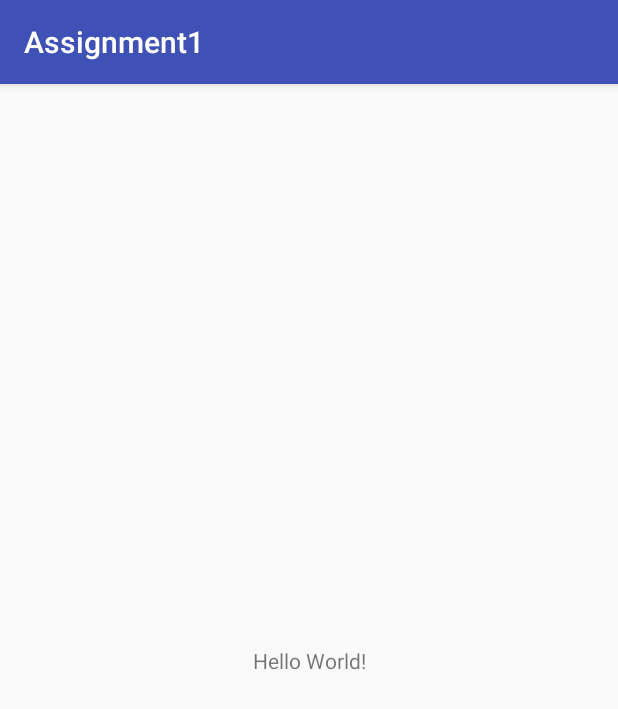
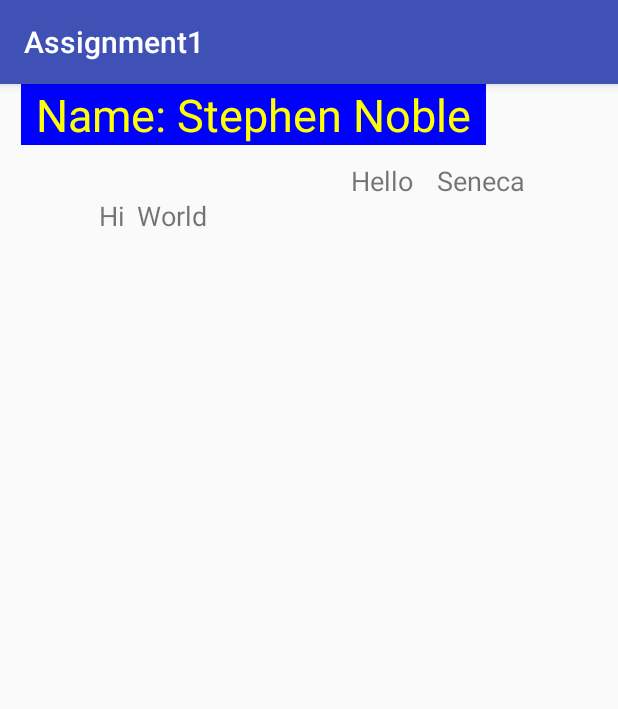
Before and after one commit to hsnoble/AndroidDev, an Android app: the screen it shows after launch (MainActivity_Home), on a phone screen of 412 x 824 dp. Shown: the top 709 px of the screen. Run offline under Robolectric (Android 15) with nearby library versions, the phone set to English and light mode, and no system bars.

Commit message:
Headers and name field added

```diff
--- a/Assignment1/app/src/main/res/layout/activity_main__home.xml
+++ b/Assignment1/app/src/main/res/layout/activity_main__home.xml
@@ -4,15 +4,83 @@
     xmlns:tools="http://schemas.android.com/tools"
     android:layout_width="match_parent"
     android:layout_height="match_parent"
+    android:paddingHorizontal="10dp"
     tools:context="com.example.hsnoble.assignment1.MainActivity_Home">
 
     <TextView
         android:layout_width="wrap_content"
         android:layout_height="wrap_content"
-        android:text="Hello World!"
+        android:layout_marginStart="4dp"
+        android:background="#0000ff"
+        android:paddingHorizontal="10dp"
+        android:text="Name: Stephen Noble"
+        android:textColor="#ffff00"
+        android:textSize="30sp"
         app:layout_constraintBottom_toBottomOf="parent"
+        app:layout_constraintHorizontal_bias="0.0"
         app:layout_constraintLeft_toLeftOf="parent"
         app:layout_constraintRight_toRightOf="parent"
-        app:layout_constraintTop_toTopOf="parent" />
+        app:layout_constraintStart_toStartOf="parent"
+        app:layout_constraintTop_toTopOf="parent"
+        app:layout_constraintVertical_bias="0.0" />
+
+    <TextView
+        android:id="@+id/Hi"
+        android:layout_width="wrap_content"
+        android:layout_height="wrap_content"
+        android:layout_marginBottom="8dp"
+        android:layout_marginStart="56dp"
+        android:layout_marginTop="8dp"
+        android:text="Hi"
+        android:textSize="18sp"
+        app:layout_constraintBottom_toBottomOf="parent"
+        app:layout_constraintStart_toStartOf="parent"
+        app:layout_constraintTop_toTopOf="parent"
+        app:layout_constraintVertical_bias="0.093" />
+
+    <TextView
+        android:id="@+id/World"
+        android:layout_width="wrap_content"
+        android:layout_height="wrap_content"
+        android:layout_marginBottom="8dp"
+        android:layout_marginStart="8dp"
+        android:layout_marginTop="8dp"
+        android:text="World"
+        android:textSize="18sp"
+        app:layout_constraintBottom_toBottomOf="parent"
+        app:layout_constraintStart_toEndOf="@+id/Hi"
+        app:layout_constraintTop_toTopOf="parent"
+        app:layout_constraintVertical_bias="0.093" />
+
+    <TextView
+        android:id="@+id/Hello"
+        android:layout_width="wrap_content"
+        android:layout_height="wrap_content"
+        android:layout_marginBottom="8dp"
+        android:layout_marginStart="96dp"
+        android:layout_marginTop="52dp"
+        android:text="Hello"
+        android:textSize="18sp"
+        app:layout_constraintBottom_toBottomOf="parent"
+        app:layout_constraintStart_toEndOf="@+id/World"
+        app:layout_constraintTop_toTopOf="parent"
+        app:layout_constraintVertical_bias="0.0" />
+
+    <TextView
+        android:id="@+id/Seneca"
+        android:layout_width="wrap_content"
+        android:layout_height="wrap_content"
+        android:layout_marginBottom="8dp"
+        android:layout_marginEnd="8dp"
+        android:layout_marginStart="8dp"
+        android:layout_marginTop="52dp"
+        android:text="Seneca"
+        android:textSize="18sp"
+        app:layout_constraintBottom_toBottomOf="parent"
+        app:layout_constraintEnd_toEndOf="parent"
+        app:layout_constraintHorizontal_bias="0.155"
+        app:layout_constraintStart_toEndOf="@+id/Hello"
+        app:layout_constraintTop_toTopOf="parent"
+        app:layout_constraintVertical_bias="0.0" />
 
 </android.support.constraint.ConstraintLayout>
```
